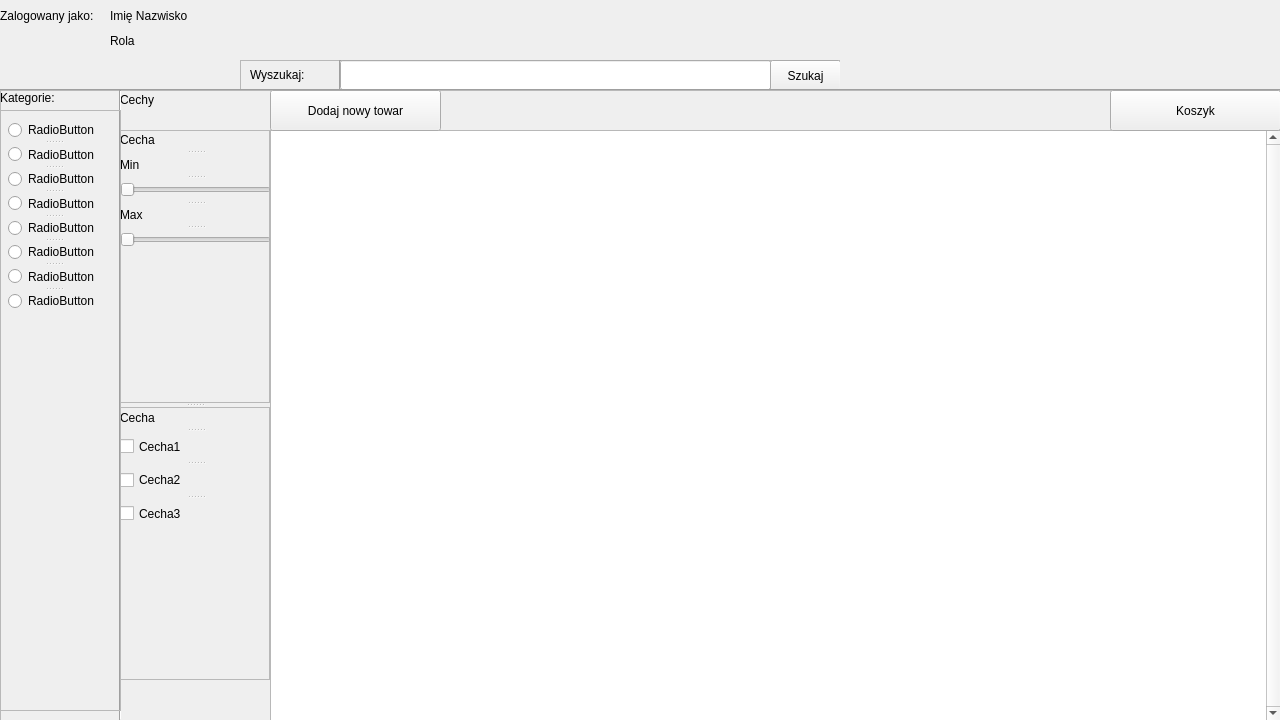
Qt form Sklepzelektronika/aplikacja_sklepu.ui (kapi2700/Sklepzelektronika) before a commit.
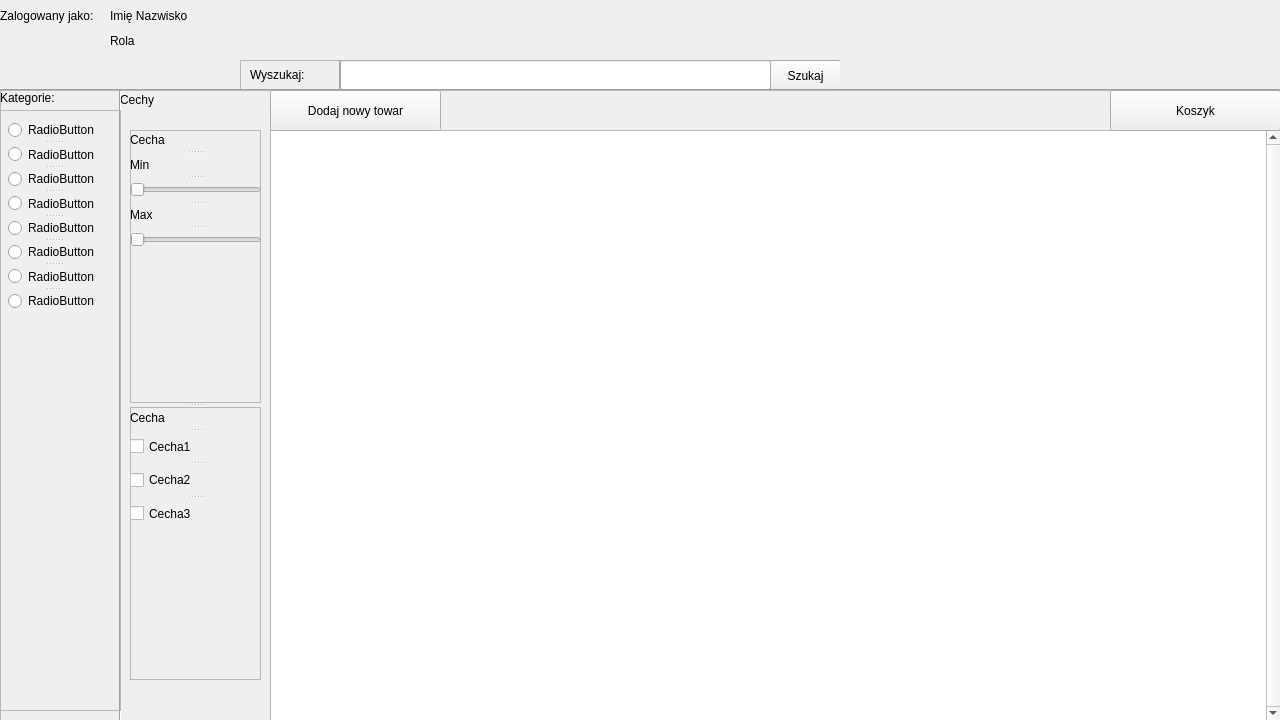
The same form after that commit. The open tabs and pages were chosen to show the change.

Diff of the .ui file:
```diff
--- a/Sklepzelektronika/aplikacja_sklepu.ui
+++ b/Sklepzelektronika/aplikacja_sklepu.ui
@@ -461,9 +461,9 @@
         <widget class="QSplitter" name="splitter_5">
          <property name="geometry">
           <rect>
-           <x>0</x>
+           <x>10</x>
            <y>20</y>
-           <width>150</width>
+           <width>131</width>
            <height>550</height>
           </rect>
          </property>
@@ -482,7 +482,7 @@
             <rect>
              <x>0</x>
              <y>0</y>
-             <width>151</width>
+             <width>131</width>
              <height>121</height>
             </rect>
            </property>
@@ -513,6 +513,9 @@
             <property name="orientation">
              <enum>Qt::Horizontal</enum>
             </property>
+            <property name="invertedAppearance">
+             <bool>false</bool>
+            </property>
            </widget>
           </widget>
          </widget>
@@ -528,7 +531,7 @@
             <rect>
              <x>0</x>
              <y>0</y>
-             <width>151</width>
+             <width>131</width>
              <height>121</height>
             </rect>
            </property>
```
Left out of the diff: 14 changed lines with no effect on the pictures.
